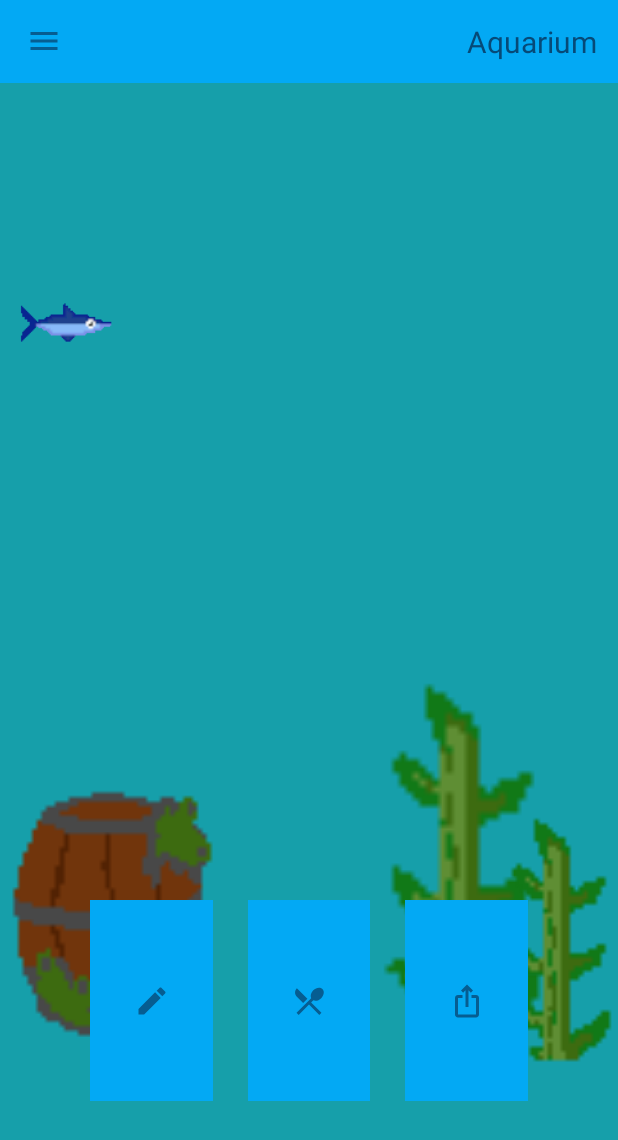
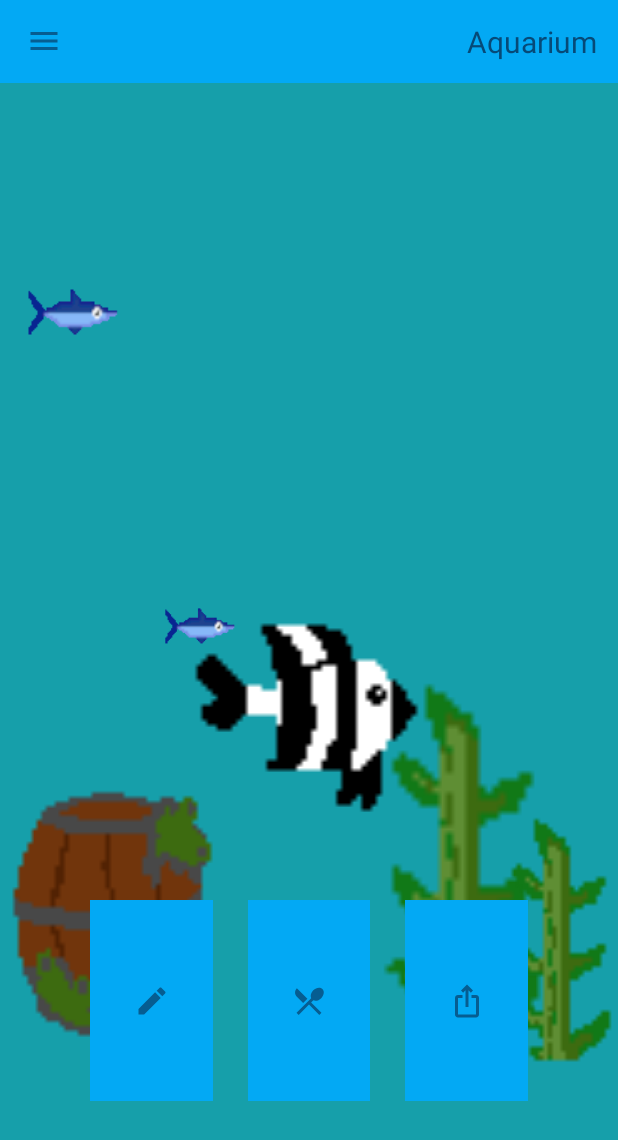
Before and after one commit to 55688rrrr/UIBasic2, an Android app: the screen it shows after launch (MainActivity), on a phone screen of 412 x 824 dp. Shown: the top 1140 px of the screen. Run offline under Robolectric (Android 15) with nearby library versions, the phone set to English and light mode, and no system bars; 12 statements that could not run were skipped.

Commit message:
20230821
1. 藍魚可以游成一個loopㄌ！！😀🥹

2. 新增黑白魚（但目前還只會原地游動...）

3. 再增加一隻藍魚

```diff
--- a/app/src/main/res/layout/activity_main.xml
+++ b/app/src/main/res/layout/activity_main.xml
@@ -99,7 +99,24 @@
         android:layout_marginStart="0dp"
         android:layout_marginTop="150dp"
         android:layout_marginBottom="200dp"
-        android:src="@drawable/fish_3" />
+        android:src="@drawable/blue_fish" />
+    <!-- 0821 -->
+    <pl.droidsonroids.gif.GifImageView
+        android:id="@+id/fish_gif_2"
+        android:layout_width="match_parent"
+        android:layout_height="300dp"
+        android:layout_marginStart="100dp"
+        android:layout_marginTop="300dp"
+        android:layout_marginBottom="200dp"
+        android:src="@drawable/blue_fish" />
+    <pl.droidsonroids.gif.GifImageView
+        android:id="@+id/bw_fish"
+        android:layout_width="match_parent"
+        android:layout_height="150dp"
+        android:layout_marginStart="0dp"
+        android:layout_marginTop="400dp"
+        android:layout_marginBottom="200dp"
+        android:src="@drawable/black_white_fish" />
 
     <!-- 0807 -->
     <Button
```
Also changed, not shown: app/src/main/java/com/example/uibasic/MainActivity.java (+13 -6 lines), app/src/main/res/drawable/BnWFish/black_white_fish.png (added), app/src/main/res/drawable/black_white_fish.gif (added), app/src/main/res/drawable/blue_fish.gif (added), 2 other files.
